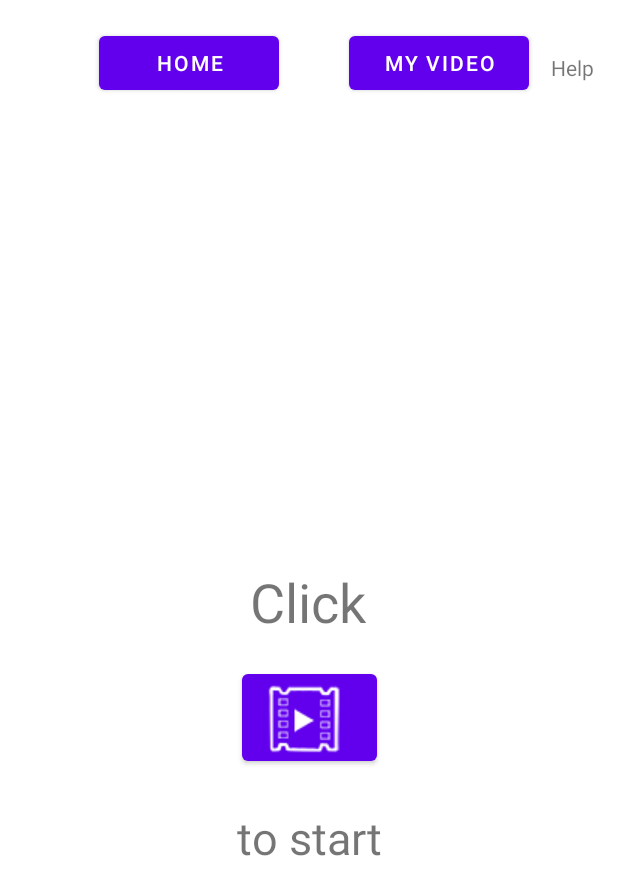
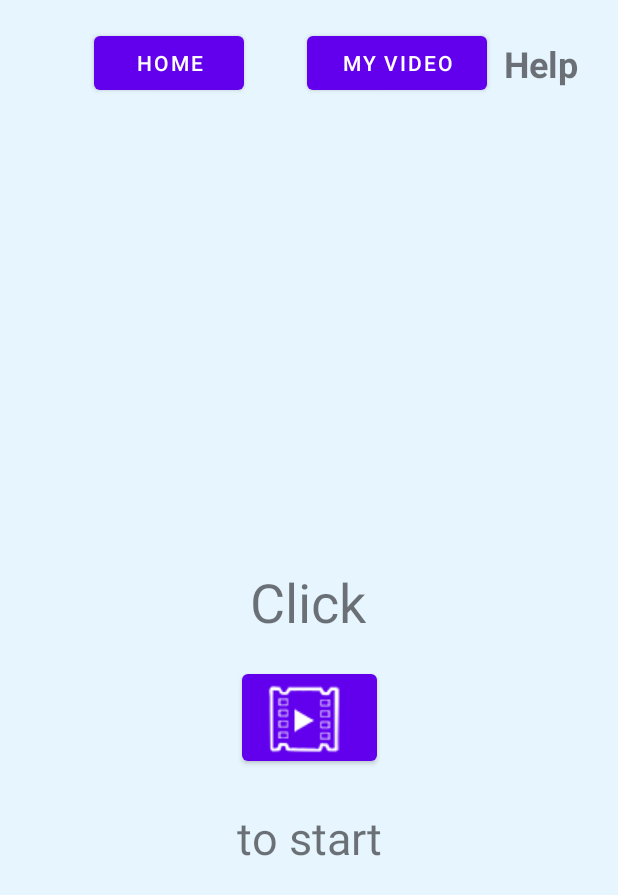
Before and after one commit to Inxuan/CustomScreenRecorder, an Android app: the screen it shows after launch (MainActivity), on a phone screen of 412 x 824 dp. Shown: the top 895 px of the screen. Run offline under Robolectric (Android 15) with nearby library versions, the light colour scheme and no system bars.

Commit message:
final version

```diff
--- a/app/src/main/res/layout/activity_main.xml
+++ b/app/src/main/res/layout/activity_main.xml
@@ -4,20 +4,23 @@
     xmlns:tools="http://schemas.android.com/tools"
     android:layout_width="match_parent"
     android:layout_height="match_parent"
-
+    android:background="#e7f5fe"
     tools:context=".MainActivity">
 
     <TextView
         android:id="@+id/tv"
-        android:layout_width="wrap_content"
-        android:layout_height="wrap_content"
+        android:layout_width="60dp"
+        android:layout_height="41dp"
+        android:onClick="onClick3"
         android:text="Help"
+        android:textSize="24sp"
+        android:textStyle="bold"
         app:layout_constraintBottom_toBottomOf="parent"
-        app:layout_constraintHorizontal_bias="0.958"
+        app:layout_constraintHorizontal_bias="0.954"
         app:layout_constraintLeft_toLeftOf="parent"
         app:layout_constraintRight_toRightOf="parent"
         app:layout_constraintTop_toTopOf="parent"
-        app:layout_constraintVertical_bias="0.044" />
+        app:layout_constraintVertical_bias="0.033" />
 
     <Button
         android:id="@+id/startbutton"
@@ -38,7 +41,7 @@
         android:onClick="onClickView"
         android:text="My Video"
         app:layout_constraintBottom_toBottomOf="parent"
-        app:layout_constraintHorizontal_bias="0.797"
+        app:layout_constraintHorizontal_bias="0.7"
         app:layout_constraintLeft_toLeftOf="parent"
         app:layout_constraintRight_toRightOf="parent"
         app:layout_constraintTop_toTopOf="parent"
@@ -46,12 +49,12 @@
 
     <Button
         android:id="@+id/homeButton"
-        android:layout_width="120dp"
+        android:layout_width="100dp"
         android:layout_height="wrap_content"
         android:onClick="onClickHome"
         android:text="Home"
         app:layout_constraintBottom_toBottomOf="parent"
-        app:layout_constraintHorizontal_bias="0.225"
+        app:layout_constraintHorizontal_bias="0.2"
         app:layout_constraintLeft_toLeftOf="parent"
         app:layout_constraintRight_toRightOf="parent"
         app:layout_constraintTop_toTopOf="parent"
```
Also changed, not shown: app/src/main/java/com/example/customscreenrecorder/MainActivity.java (+18 -0 lines), app/src/main/res/layout/view_video.xml (+12 -9 lines).
